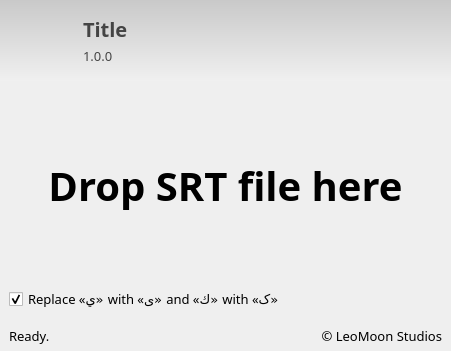
The window that src/leomoon_subfix/ui/main_window.ui (leomoon-studios/leomoon-subfix) describes before a commit, drawn with Qt 5.
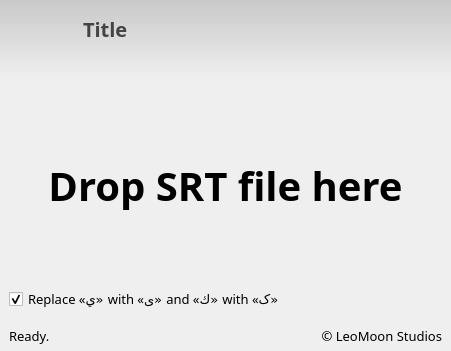
The same window after the commit. Icons and pictures are not drawn.

Diff of the .ui file:
```diff
--- a/src/leomoon_subfix/ui/main_window.ui
+++ b/src/leomoon_subfix/ui/main_window.ui
@@ -215,7 +215,7 @@
              </font>
             </property>
             <property name="text">
-             <string>1.0.0</string>
+             <string/>
             </property>
            </widget>
           </item>
```
